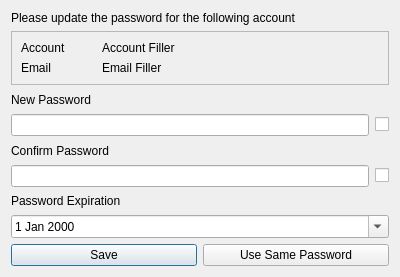
daniel-deru/WorkMate-3.0, file designs/xml/update_password.ui: the form before one commit.
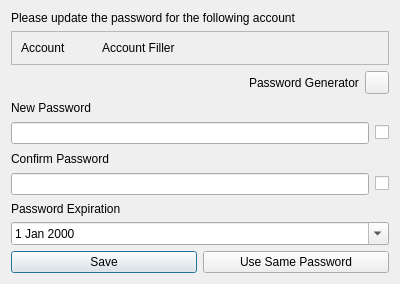
The form after the commit.

Commit message: finished password expiry

Patch:
```diff
--- a/designs/xml/update_password.ui
+++ b/designs/xml/update_password.ui
@@ -7,7 +7,7 @@
     <x>0</x>
     <y>0</y>
     <width>400</width>
-    <height>277</height>
+    <height>284</height>
    </rect>
   </property>
   <property name="windowTitle">
@@ -60,35 +60,41 @@
           </item>
          </layout>
         </item>
-        <item>
-         <layout class="QVBoxLayout" name="verticalLayout_8">
+       </layout>
+      </widget>
+     </item>
+    </layout>
+   </item>
           <item>
            <layout class="QHBoxLayout" name="horizontalLayout_5">
             <item>
-             <widget class="QLabel" name="lbl_email">
-              <property name="maximumSize">
+      <spacer name="horizontalSpacer">
+       <property name="orientation">
+        <enum>Qt::Horizontal</enum>
+       </property>
+       <property name="sizeHint" stdset="0">
                <size>
-                <width>75</width>
-                <height>16777215</height>
-               </size>
-              </property>
+         <width>40</width>
+         <height>20</height>
+        </size>
+       </property>
+      </spacer>
+     </item>
+     <item>
+      <widget class="QLabel" name="lbl_generate_password">
               <property name="text">
-               <string>Email</string>
+        <string>Password Generator</string>
               </property>
              </widget>
             </item>
             <item>
-             <widget class="QLabel" name="lbl_email_display">
+      <widget class="QToolButton" name="tbtn_password_generator">
+       <property name="cursor">
+        <cursorShape>PointingHandCursor</cursorShape>
+       </property>
               <property name="text">
-               <string>Email Filler</string>
-              </property>
-             </widget>
-            </item>
-           </layout>
-          </item>
-         </layout>
-        </item>
-       </layout>
+        <string/>
+       </property>
       </widget>
      </item>
     </layout>
```
Left out of the diff: 2 changed lines with no effect on the pictures. Lines whose indentation alone changed are shown as unchanged. The commit also changes 31 other files.
